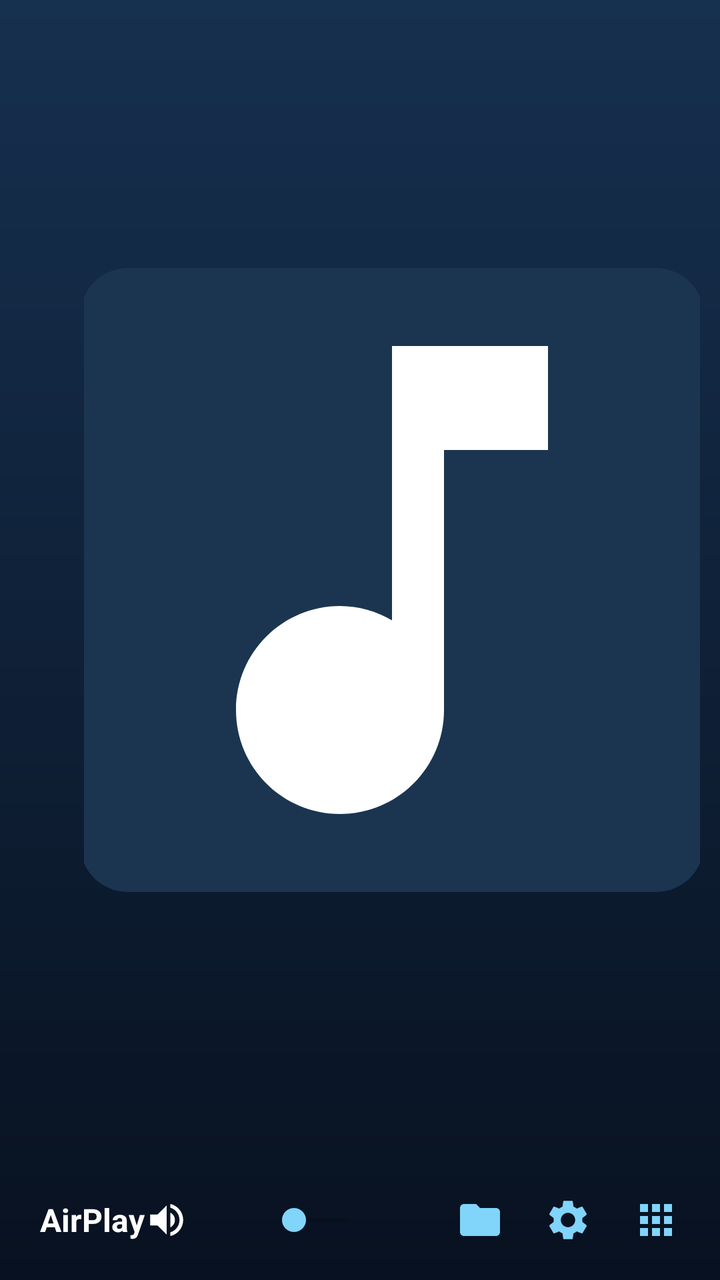
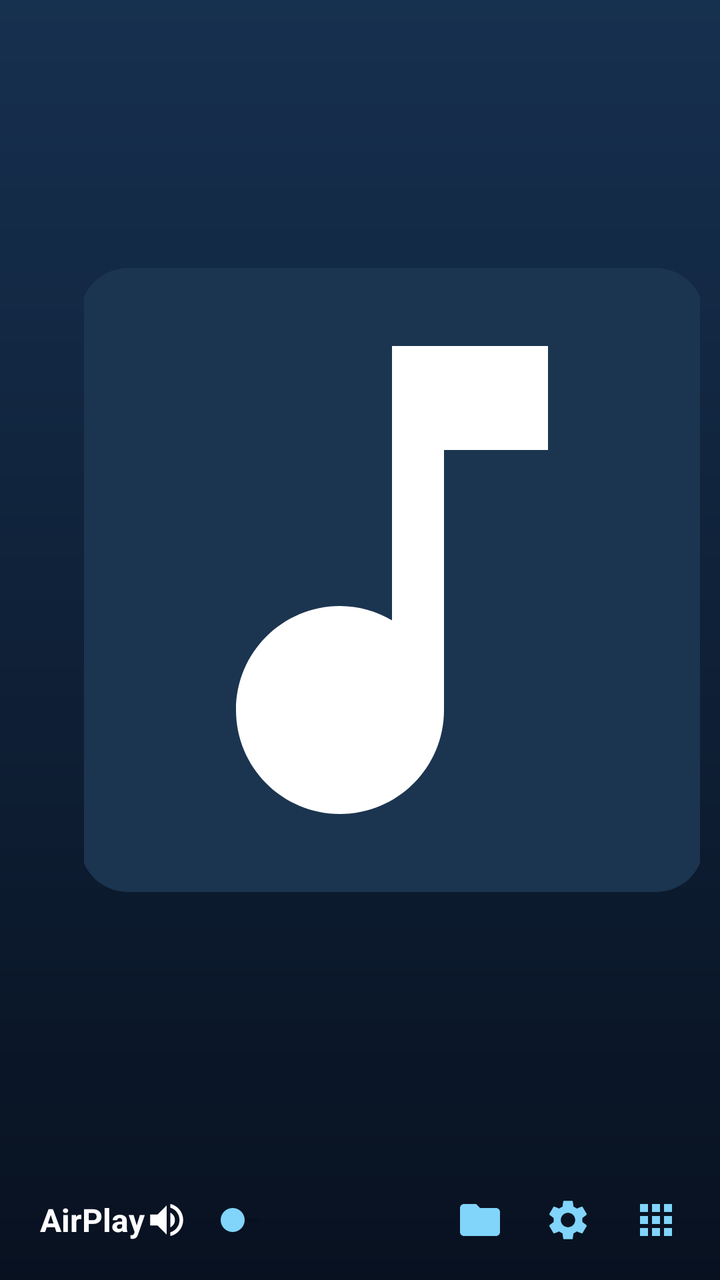

Two renders of the same Android screen: before a commit and after it. Below are the layout's source before the change and the commit's diff.
<!-- AndroidManifest.xml: application theme Theme.AirMusic -->
<!-- res/layout/activity_main.xml -->
<?xml version="1.0" encoding="utf-8"?>
<LinearLayout xmlns:android="http://schemas.android.com/apk/res/android"
    xmlns:app="http://schemas.android.com/apk/res-auto"
    xmlns:tools="http://schemas.android.com/tools"
    android:layout_width="match_parent"
    android:layout_height="match_parent"
    android:background="@drawable/bg_main_gradient"
    android:orientation="vertical"
    tools:ignore="HardcodedText">

    
    <LinearLayout
        android:layout_width="match_parent"
        android:layout_height="0dp"
        android:layout_weight="1"
        android:baselineAligned="false"
        android:orientation="horizontal">

        
        <LinearLayout
            android:id="@+id/left_panel"
            android:layout_width="wrap_content"
            android:layout_height="match_parent"
            android:gravity="center"
            android:orientation="vertical"
            android:paddingTop="18dp"
            android:paddingBottom="18dp"
            android:paddingStart="42dp"
            android:paddingEnd="10dp">

            <com.google.android.material.imageview.ShapeableImageView
                android:id="@+id/album_art"
                android:layout_width="320dp"
                android:layout_height="320dp"
                android:layout_gravity="center_horizontal"
                android:background="@drawable/bg_art_placeholder"
                android:contentDescription="@string/now_playing"
                android:padding="4dp"
                android:scaleType="centerCrop"
                app:shapeAppearanceOverlay="@style/ShapeAppearance.AirMusic.Rounded"
                app:srcCompat="@drawable/ic_music_note" />
        </LinearLayout>

        
        <LinearLayout
            android:layout_width="0dp"
            android:layout_height="match_parent"
            android:layout_weight="58"
            android:gravity="top"
            android:orientation="vertical"
            android:paddingTop="56dp"
            android:paddingStart="36dp"
            android:paddingEnd="24dp">

            <TextView
                android:id="@+id/track_title"
                android:layout_width="match_parent"
                android:layout_height="wrap_content"
                android:gravity="center"
                android:maxLines="2"
                android:text="@string/unknown_title"
                android:textColor="@color/text_primary"
                android:textSize="22sp"
                android:textStyle="bold" />

            <TextView
                android:id="@+id/track_artist"
                android:layout_width="match_parent"
                android:layout_height="wrap_content"
                android:layout_marginTop="8dp"
                android:gravity="center"
                android:maxLines="1"
                android:text="@string/unknown_artist"
                android:textColor="@color/accent"
                android:textSize="16sp" />

            <TextView
                android:id="@+id/track_album"
                android:layout_width="match_parent"
                android:layout_height="wrap_content"
                android:layout_marginTop="4dp"
                android:gravity="center"
                android:maxLines="1"
                android:text="@string/unknown_album"
                android:textColor="@color/text_secondary"
                android:textSize="14sp" />

            <TextView
                android:id="@+id/source_badge"
                android:layout_width="wrap_content"
                android:layout_height="wrap_content"
                android:layout_gravity="center_horizontal"
                android:layout_marginTop="12dp"
                android:background="@drawable/bg_chip"
                android:paddingStart="14dp"
                android:paddingTop="5dp"
                android:paddingEnd="14dp"
                android:paddingBottom="5dp"
                android:text="@string/source_idle"
                android:textColor="@color/text_primary"
                android:textSize="13sp" />

            
            <LinearLayout
                android:layout_width="match_parent"
                android:layout_height="0dp"
                android:layout_weight="1"
                android:gravity="center"
                android:orientation="vertical">

                <LinearLayout
                    android:id="@+id/seek_row"
                    android:layout_width="match_parent"
                    android:layout_height="wrap_content"
                    android:orientation="vertical">

                    <SeekBar
                        android:id="@+id/seek_bar"
                        android:layout_width="match_parent"
                        android:layout_height="wrap_content"
                        android:max="1000"
                        android:progressTint="@color/accent"
                        android:thumbTint="@color/accent" />

                    <LinearLayout
                        android:layout_width="match_parent"
                        android:layout_height="wrap_content"
                        android:orientation="horizontal">

                        <TextView
                            android:id="@+id/position_text"
                            android:layout_width="0dp"
                            android:layout_height="wrap_content"
                            android:layout_weight="1"
                            android:text="0:00"
                            android:textColor="@color/text_secondary"
                            android:textSize="12sp" />

                        <TextView
                            android:id="@+id/duration_text"
                            android:layout_width="wrap_content"
                            android:layout_height="wrap_content"
                            android:text="0:00"
                            android:textColor="@color/text_secondary"
                            android:textSize="12sp" />
                    </LinearLayout>
                </LinearLayout>

                <LinearLayout
                    android:layout_width="match_parent"
                    android:layout_height="wrap_content"
                    android:layout_marginTop="10dp"
                    android:gravity="center"
                    android:orientation="horizontal">

                    <ImageButton
                        android:id="@+id/btn_prev"
                        android:layout_width="52dp"
                        android:layout_height="52dp"
                        android:background="?attr/selectableItemBackgroundBorderless"
                        android:contentDescription="@string/previous"
                        android:src="@drawable/ic_prev"
                        android:tint="@color/text_primary" />

                    <ImageButton
                        android:id="@+id/btn_play"
                        android:layout_width="68dp"
                        android:layout_height="68dp"
                        android:layout_marginStart="18dp"
                        android:layout_marginEnd="18dp"
                        android:background="@drawable/bg_play"
                        android:contentDescription="@string/play"
                        android:padding="16dp"
                        android:src="@drawable/ic_play"
                        android:tint="@color/background" />

                    <ImageButton
                        android:id="@+id/btn_next"
                        android:layout_width="52dp"
                        android:layout_height="52dp"
                        android:background="?attr/selectableItemBackgroundBorderless"
                        android:contentDescription="@string/next"
                        android:src="@drawable/ic_next"
                        android:tint="@color/text_primary" />
                </LinearLayout>
            </LinearLayout>
        </LinearLayout>
    </LinearLayout>

    
    <LinearLayout
        android:layout_width="match_parent"
        android:layout_height="wrap_content"
        android:gravity="center_vertical"
        android:orientation="horizontal"
        android:paddingStart="20dp"
        android:paddingTop="8dp"
        android:paddingEnd="10dp"
        android:paddingBottom="8dp">

        <TextView
            android:layout_width="wrap_content"
            android:layout_height="wrap_content"
            android:text="@string/bottom_bar_title"
            android:textColor="@color/text_primary"
            android:textSize="16sp"
            android:textStyle="bold" />

        <LinearLayout
            android:layout_width="0dp"
            android:layout_height="wrap_content"
            android:layout_weight="1"
            android:gravity="center"
            android:orientation="horizontal">

            <ImageView
                android:id="@+id/volume_icon"
                android:layout_width="22dp"
                android:layout_height="22dp"
                android:contentDescription="@string/volume"
                android:src="@drawable/ic_volume"
                android:tint="@color/text_primary" />

            <LinearLayout
                android:layout_width="0dp"
                android:layout_height="wrap_content"
                android:layout_weight="1"
                android:gravity="center">

                <Space
                    android:layout_width="0dp"
                    android:layout_height="1dp"
                    android:layout_weight="0.25" />

                <SeekBar
                    android:id="@+id/volume_seek"
                    android:layout_width="0dp"
                    android:layout_height="wrap_content"
                    android:layout_marginStart="8dp"
                    android:layout_weight="0.5"
                    android:max="100"
                    android:progressTint="@color/accent"
                    android:thumbTint="@color/accent" />

                <Space
                    android:layout_width="0dp"
                    android:layout_height="1dp"
                    android:layout_weight="0.25" />
            </LinearLayout>
        </LinearLayout>

        <ImageButton
            android:id="@+id/btn_library"
            android:layout_width="44dp"
            android:layout_height="44dp"
            android:background="?attr/selectableItemBackgroundBorderless"
            android:contentDescription="@string/library"
            android:src="@drawable/ic_folder"
            android:tint="@color/accent" />

        <ImageButton
            android:id="@+id/btn_settings"
            android:layout_width="44dp"
            android:layout_height="44dp"
            android:background="?attr/selectableItemBackgroundBorderless"
            android:contentDescription="@string/settings"
            android:src="@drawable/ic_settings"
            android:tint="@color/accent" />

        <ImageButton
            android:id="@+id/btn_apps"
            android:layout_width="44dp"
            android:layout_height="44dp"
            android:background="?attr/selectableItemBackgroundBorderless"
            android:contentDescription="@string/apps"
            android:src="@drawable/ic_apps"
            android:tint="@color/accent" />
    </LinearLayout>
</LinearLayout>
<!-- resources referenced by this layout -->
<resources>
  <color name="accent">#81D4FA</color>
  <color name="background">#0A1428</color>
  <color name="text_primary">#FFFFFF</color>
  <color name="text_secondary">#A8C3E0</color>
  <!-- drawable bg_art_placeholder (drawable) -->
  <?xml version="1.0" encoding="utf-8"?>
  <shape xmlns:android="http://schemas.android.com/apk/res/android"
      android:shape="rectangle">
      <solid android:color="@color/surface_light" />
      <corners android:radius="24dp" />
      <stroke
          android:width="1dp"
          android:color="#334FC3F7" />
  </shape>
  <!-- drawable bg_chip (drawable) -->
  <?xml version="1.0" encoding="utf-8"?>
  <shape xmlns:android="http://schemas.android.com/apk/res/android"
      android:shape="rectangle">
      <solid android:color="#334FC3F7" />
      <corners android:radius="16dp" />
      <stroke
          android:width="1dp"
          android:color="#664FC3F7" />
  </shape>
  <!-- drawable bg_main_gradient (drawable) -->
  <?xml version="1.0" encoding="utf-8"?>
  <shape xmlns:android="http://schemas.android.com/apk/res/android"
      android:shape="rectangle">
      <gradient
          android:angle="270"
          android:endColor="@color/gradient_end"
          android:startColor="@color/gradient_start" />
  </shape>
  <!-- drawable bg_play (drawable) -->
  <?xml version="1.0" encoding="utf-8"?>
  <shape xmlns:android="http://schemas.android.com/apk/res/android"
      android:shape="oval">
      <solid android:color="@color/primary" />
  </shape>
  <!-- drawable ic_music_note (drawable) -->
  <?xml version="1.0" encoding="utf-8"?>
  <vector xmlns:android="http://schemas.android.com/apk/res/android"
      android:width="24dp"
      android:height="24dp"
      android:viewportWidth="24"
      android:viewportHeight="24">
      <path
          android:fillColor="#FFFFFFFF"
          android:pathData="M12,3v10.55c-0.59,-0.34 -1.27,-0.55 -2,-0.55 -2.21,0 -4,1.79 -4,4s1.79,4 4,4 4,-1.79 4,-4V7h4V3h-6z" />
  </vector>
  <!-- drawable ic_next (drawable) -->
  <?xml version="1.0" encoding="utf-8"?>
  <vector xmlns:android="http://schemas.android.com/apk/res/android"
      android:width="24dp"
      android:height="24dp"
      android:viewportWidth="24"
      android:viewportHeight="24">
      <path
          android:fillColor="#FFFFFFFF"
          android:pathData="M16,6h2v12h-2zM6,18l8.5,-6L6,6z" />
  </vector>
  <!-- drawable ic_play (drawable) -->
  <?xml version="1.0" encoding="utf-8"?>
  <vector xmlns:android="http://schemas.android.com/apk/res/android"
      android:width="24dp"
      android:height="24dp"
      android:viewportWidth="24"
      android:viewportHeight="24">
      <path
          android:fillColor="#FFFFFFFF"
          android:pathData="M8,5v14l11,-7z" />
  </vector>
  <!-- drawable ic_prev (drawable) -->
  <?xml version="1.0" encoding="utf-8"?>
  <vector xmlns:android="http://schemas.android.com/apk/res/android"
      android:width="24dp"
      android:height="24dp"
      android:viewportWidth="24"
      android:viewportHeight="24">
      <path
          android:fillColor="#FFFFFFFF"
          android:pathData="M6,6h2v12L6,18zM9.5,12l8.5,6L18,6z" />
  </vector>
  <string name="apps">应用</string>
  <string name="bottom_bar_title">AirPlay</string>
  <string name="library">曲库</string>
  <string name="next">下一首</string>
  <string name="now_playing">正在播放</string>
  <string name="play">播放</string>
  <string name="previous">上一首</string>
  <string name="settings">设置</string>
  <string name="source_idle">未在播放</string>
  <string name="unknown_album">未知专辑</string>
  <string name="unknown_artist">未知歌手</string>
  <string name="unknown_title">未知歌曲</string>
  <string name="volume">音量</string>
  <style name="ShapeAppearance.AirMusic.Rounded" parent="">
          <item name="cornerFamily">rounded</item>
          <item name="cornerSize">24dp</item>
      </style>
  <color name="surface_light">#1B3550</color>
  <color name="gradient_end">#081120</color>
  <color name="gradient_start">#16304F</color>
  <color name="primary">#4FC3F7</color>
  <color name="primary_dark">#0288D1</color>
  <color name="surface">#12233D</color>
  <!-- unchanged entries left out for length: 5 -->
</resources>

<!-- the commit's change to res/layout/activity_main.xml (unified diff, before → after) -->
@@ -213,40 +213,35 @@
             android:gravity="center"
             android:orientation="horizontal">
 
-            <ImageView
-                android:id="@+id/volume_icon"
-                android:layout_width="22dp"
-                android:layout_height="22dp"
-                android:contentDescription="@string/volume"
-                android:src="@drawable/ic_volume"
-                android:tint="@color/text_primary" />
-
             <LinearLayout
                 android:layout_width="0dp"
                 android:layout_height="wrap_content"
-                android:layout_weight="1"
+                android:layout_weight="0.5"
                 android:gravity="center">
 
-                <Space
-                    android:layout_width="0dp"
-                    android:layout_height="1dp"
-                    android:layout_weight="0.25" />
+                <ImageView
+                    android:id="@+id/volume_icon"
+                    android:layout_width="22dp"
+                    android:layout_height="22dp"
+                    android:contentDescription="@string/volume"
+                    android:src="@drawable/ic_volume"
+                    android:tint="@color/text_primary" />
 
                 <SeekBar
                     android:id="@+id/volume_seek"
                     android:layout_width="0dp"
                     android:layout_height="wrap_content"
-                    android:layout_marginStart="8dp"
-                    android:layout_weight="0.5"
+                    android:layout_marginStart="6dp"
+                    android:layout_weight="1"
                     android:max="100"
                     android:progressTint="@color/accent"
                     android:thumbTint="@color/accent" />
-
-                <Space
-                    android:layout_width="0dp"
-                    android:layout_height="1dp"
-                    android:layout_weight="0.25" />
             </LinearLayout>
+
+            <Space
+                android:layout_width="0dp"
+                android:layout_height="1dp"
+                android:layout_weight="0.5" />
         </LinearLayout>
 
         <ImageButton
